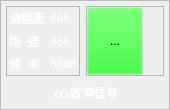
Old version of the form UI/main/radiomodel.ui in the repository 851896022/full_link_monitoring.
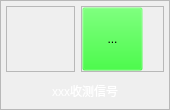
New version of the form. Icons and pictures are not drawn. Custom widgets are drawn as their Qt base class.

The edit to the form file:
```diff
--- a/UI/main/radiomodel.ui
+++ b/UI/main/radiomodel.ui
@@ -71,7 +71,7 @@
          <string notr="true">color: rgb(255, 255, 255);</string>
         </property>
         <property name="text">
-         <string>场  强</string>
+         <string/>
         </property>
        </widget>
       </item>
@@ -81,7 +81,7 @@
          <string notr="true">color: rgb(255, 255, 255);</string>
         </property>
         <property name="text">
-         <string>调幅度</string>
+         <string/>
         </property>
        </widget>
       </item>
@@ -91,7 +91,7 @@
          <string notr="true">color: rgb(255, 255, 255);</string>
         </property>
         <property name="text">
-         <string>频  率</string>
+         <string/>
         </property>
        </widget>
       </item>
@@ -101,7 +101,7 @@
          <string notr="true">color: rgb(255, 255, 255);</string>
         </property>
         <property name="text">
-         <string>888</string>
+         <string/>
         </property>
        </widget>
       </item>
@@ -111,7 +111,7 @@
          <string notr="true">color: rgb(255, 255, 255);</string>
         </property>
         <property name="text">
-         <string>888</string>
+         <string/>
         </property>
        </widget>
       </item>
@@ -121,7 +121,7 @@
          <string notr="true">color: rgb(255, 255, 255);</string>
         </property>
         <property name="text">
-         <string>8888</string>
+         <string/>
         </property>
        </widget>
       </item>
```
Left out of the diff: 2 changed lines with no effect on the pictures.
